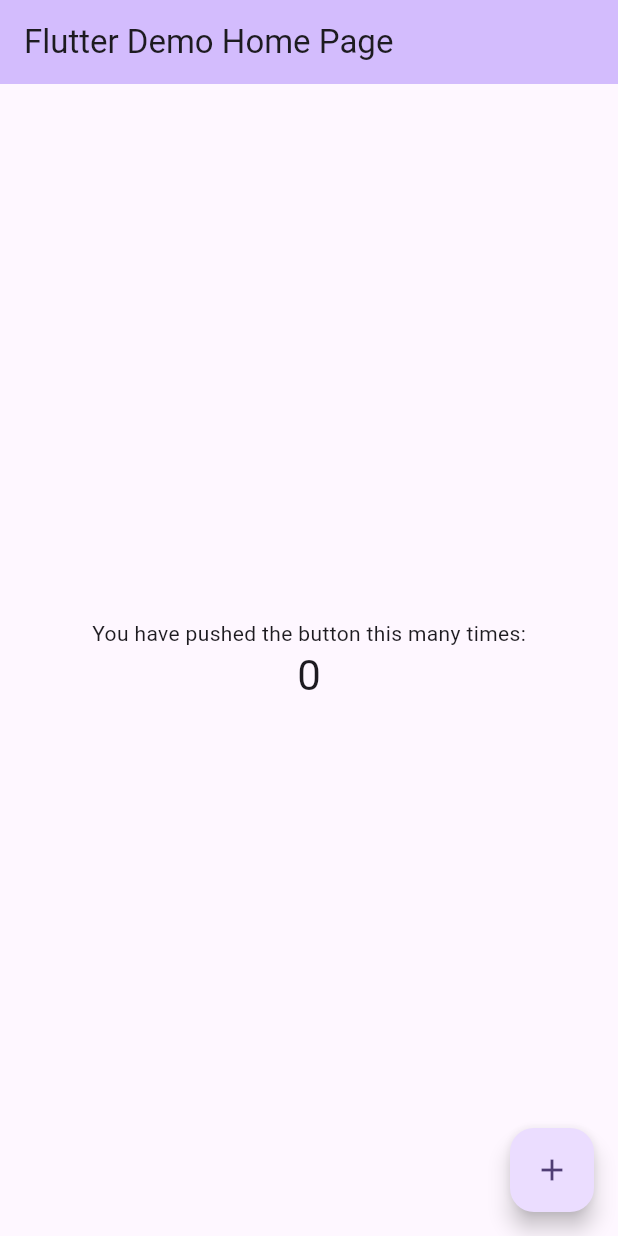
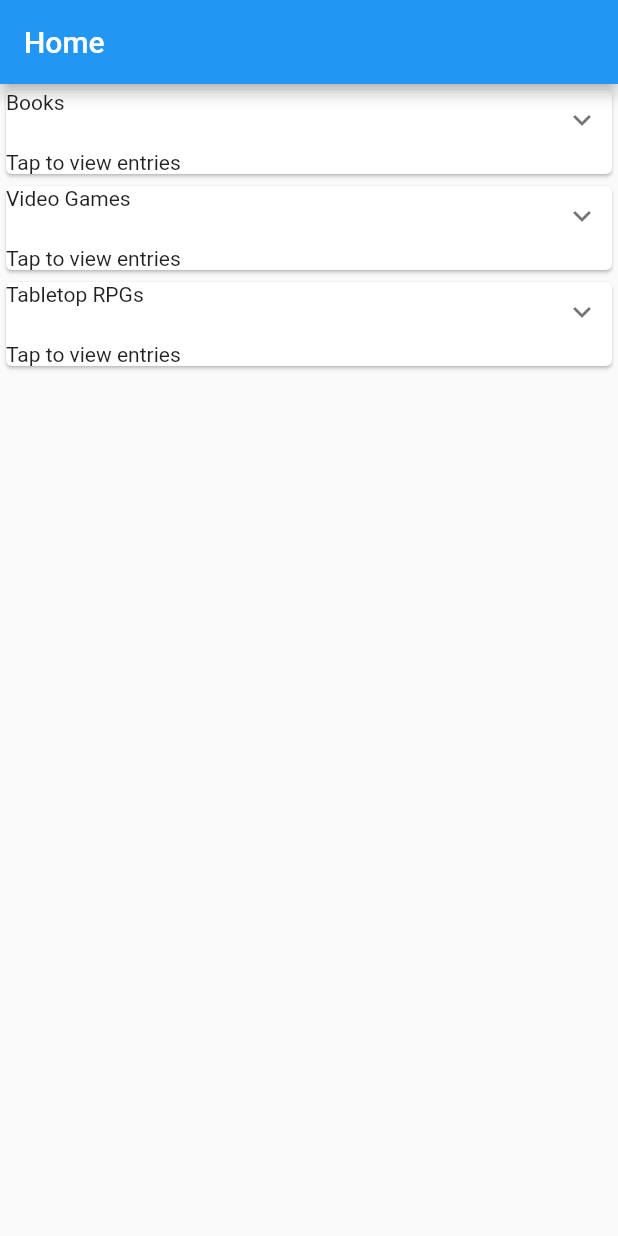
Before and after one commit to wtwente20/SavePoint, a Flutter app: the screen it shows after launch, on a phone screen of 412 x 824 dp. Run offline on Flutter 3.47's test engine with Material 2 defaults, Android fonts, the phone set to English and light mode, and no system bars; drawn by our look-alikes of expandable.

Commit message:
set up home screen to begin working with the main features

```diff
--- a/lib/main.dart
+++ b/lib/main.dart
@@ -1,125 +1,18 @@
 import 'package:flutter/material.dart';
 
-void main() {
-  runApp(const MyApp());
-}
+import 'screens/home_screen.dart';
+
+void main() => runApp(MyApp());
 
 class MyApp extends StatelessWidget {
-  const MyApp({super.key});
-
-  // This widget is the root of your application.
   @override
   Widget build(BuildContext context) {
     return MaterialApp(
-      title: 'Flutter Demo',
+      title: 'SavePoint',
       theme: ThemeData(
-        // This is the theme of your application.
-        //
-        // TRY THIS: Try running your application with "flutter run". You'll see
-        // the application has a blue toolbar. Then, without quitting the app,
-        // try changing the seedColor in the colorScheme below to Colors.green
-        // and then invoke "hot reload" (save your changes or press the "hot
-        // reload" button in a Flutter-supported IDE, or press "r" if you used
-        // the command line to start the app).
-        //
-        // Notice that the counter didn't reset back to zero; the application
-        // state is not lost during the reload. To reset the state, use hot
-        // restart instead.
-        //
-        // This works for code too, not just values: Most code changes can be
-        // tested with just a hot reload.
-        colorScheme: ColorScheme.fromSeed(seedColor: Colors.deepPurple),
-        useMaterial3: true,
+        primarySwatch: Colors.blue,
       ),
-      home: const MyHomePage(title: 'Flutter Demo Home Page'),
+      home: HomeScreen(),
     );
   }
 }
-
-class MyHomePage extends StatefulWidget {
-  const MyHomePage({super.key, required this.title});
-
-  // This widget is the home page of your application. It is stateful, meaning
-  // that it has a State object (defined below) that contains fields that affect
-  // how it looks.
-
-  // This class is the configuration for the state. It holds the values (in this
-  // case the title) provided by the parent (in this case the App widget) and
-  // used by the build method of the State. Fields in a Widget subclass are
-  // always marked "final".
-
-  final String title;
-
-  @override
-  State<MyHomePage> createState() => _MyHomePageState();
-}
-
-class _MyHomePageState extends State<MyHomePage> {
-  int _counter = 0;
-
-  void _incrementCounter() {
-    setState(() {
-      // This call to setState tells the Flutter framework that something has
-      // changed in this State, which causes it to rerun the build method below
-      // so that the display can reflect the updated values. If we changed
-      // _counter without calling setState(), then the build method would not be
-      // called again, and so nothing would appear to happen.
-      _counter++;
-    });
-  }
-
-  @override
-  Widget build(BuildContext context) {
-    // This method is rerun every time setState is called, for instance as done
-    // by the _incrementCounter method above.
-    //
-    // The Flutter framework has been optimized to make rerunning build methods
-    // fast, so that you can just rebuild anything that needs updating rather
-    // than having to individually change instances of widgets.
-    return Scaffold(
-      appBar: AppBar(
-        // TRY THIS: Try changing the color here to a specific color (to
-        // Colors.amber, perhaps?) and trigger a hot reload to see the AppBar
-        // change color while the other colors stay the same.
-        backgroundColor: Theme.of(context).colorScheme.inversePrimary,
-        // Here we take the value from the MyHomePage object that was created by
-        // the App.build method, and use it to set our appbar title.
-        title: Text(widget.title),
-      ),
-      body: Center(
-        // Center is a layout widget. It takes a single child and positions it
-        // in the middle of the parent.
-        child: Column(
-          // Column is also a layout widget. It takes a list of children and
-          // arranges them vertically. By default, it sizes itself to fit its
-          // children horizontally, and tries to be as tall as its parent.
-          //
-          // Column has various properties to control how it sizes itself and
-          // how it positions its children. Here we use mainAxisAlignment to
-          // center the children vertically; the main axis here is the vertical
-          // axis because Columns are vertical (the cross axis would be
-          // horizontal).
-          //
-          // TRY THIS: Invoke "debug painting" (choose the "Toggle Debug Paint"
-          // action in the IDE, or press "p" in the console), to see the
-          // wireframe for each widget.
-          mainAxisAlignment: MainAxisAlignment.center,
-          children: <Widget>[
-            const Text(
-              'You have pushed the button this many times:',
-            ),
-            Text(
-              '$_counter',
-              style: Theme.of(context).textTheme.headlineMedium,
-            ),
-          ],
-        ),
-      ),
-      floatingActionButton: FloatingActionButton(
-        onPressed: _incrementCounter,
-        tooltip: 'Increment',
-        child: const Icon(Icons.add),
-      ), // This trailing comma makes auto-formatting nicer for build methods.
-    );
-  }
-}
--- /dev/null
+++ b/lib/screens/home_screen.dart
@@ -0,0 +1,49 @@
+import 'package:expandable/expandable.dart';
+import 'package:flutter/material.dart';
+
+class HomeScreen extends StatefulWidget {
+  @override
+  _HomeScreenState createState() => _HomeScreenState();
+}
+
+class _HomeScreenState extends State<HomeScreen> {
+  Map<String, List<String>> categories = {
+    'Books': [],
+    'Video Games': [],
+    'Tabletop RPGs': [],
+  };
+
+  @override
+  Widget build(BuildContext context) {
+    return Scaffold(
+      appBar: AppBar(title: Text('Home')),
+      body: ListView(
+        children: categories.keys.map((category) {
+          return Card(
+            child: ExpandablePanel(
+              header: Text(category),
+              collapsed: Text('Tap to view entries'),
+              expanded: categories[category]?.isEmpty ?? true
+                  ? ElevatedButton(
+                      onPressed: () {
+                        // TODO: Navigate to add entry screen or handle adding entry
+                      },
+                      child: Text('Add Entry'),
+                    )
+                  : ListView.builder(
+                      shrinkWrap: true,
+                      physics: NeverScrollableScrollPhysics(),
+                      itemCount: categories[category]?.length ?? 0,
+                      itemBuilder: (context, index) {
+                        return ListTile(
+                          title: Text(categories[category]![index]),
+                        );
+                      },
+                    ),
+            ),
+          );
+        }).toList(),
+      ),
+    );
+  }
+}
```
Also changed, not shown: pubspec.yaml (+16 -1 lines), pubspec.lock.
